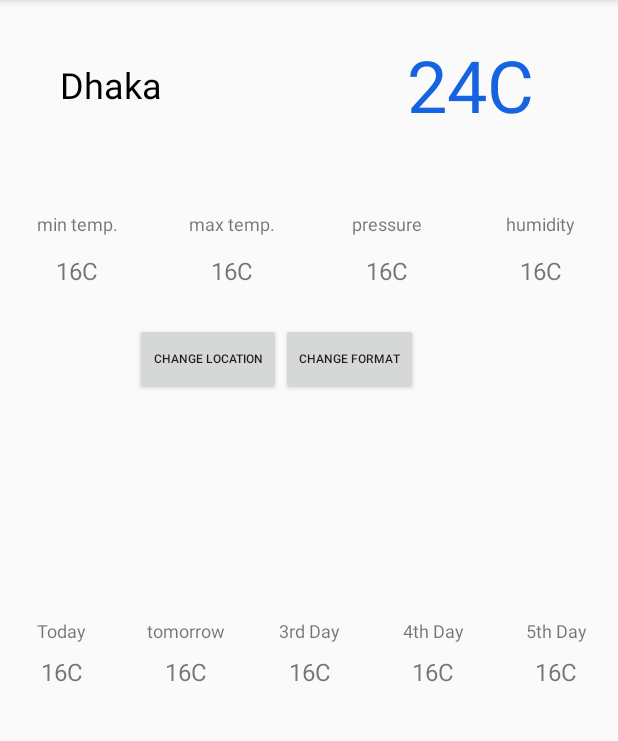
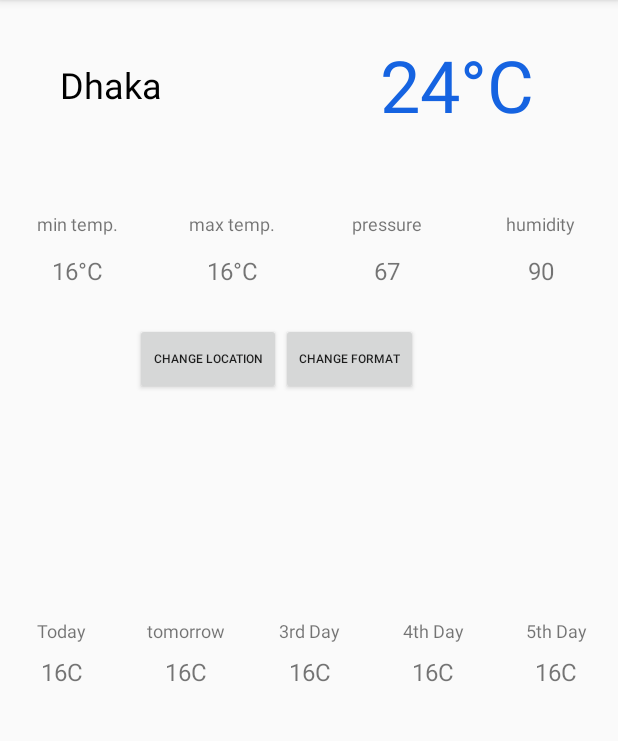
Before and after one commit to Munia1213/WeatherApplicationUsing3rdPartLibrary, an Android app: the screen it shows after launch (MainActivity), on a phone screen of 412 x 824 dp, the part 84-825 px from its top. Run offline under Robolectric (Android 15) with nearby library versions, the phone set to English and light mode, and no system bars.

Commit message:
put degree symbol

```diff
--- a/app/src/main/res/layout/activity_main.xml
+++ b/app/src/main/res/layout/activity_main.xml
@@ -27,7 +27,7 @@
             android:layout_alignParentRight="true"
             android:layout_width="wrap_content"
             android:layout_height="wrap_content"
-            android:text="24C"
+            android:text="24°C"
             android:textSize="48sp"
             android:textColor="#1563e1"
             android:layout_marginTop="24dp"
--- a/app/src/main/res/layout/current_weather_values.xml
+++ b/app/src/main/res/layout/current_weather_values.xml
@@ -26,7 +26,7 @@
             android:layout_below="@+id/tempMinTV"
             android:layout_width="wrap_content"
             android:layout_height="wrap_content"
-            android:text="16C"
+            android:text="16°C"
             android:textSize="16sp"
             android:layout_centerHorizontal="true"
             android:layout_marginLeft="12sp"/>
@@ -56,7 +56,7 @@
             android:layout_below="@+id/maxTempTV"
             android:layout_width="wrap_content"
             android:layout_height="wrap_content"
-            android:text="16C"
+            android:text="16°C"
             android:textSize="16sp"
             android:layout_centerHorizontal="true"
             android:layout_marginLeft="12sp"/>
@@ -84,7 +84,7 @@
             android:layout_below="@+id/pressureTV"
             android:layout_width="wrap_content"
             android:layout_height="wrap_content"
-            android:text="16C"
+            android:text="67"
             android:textSize="16sp"
             android:layout_centerHorizontal="true"
             android:layout_marginLeft="12sp"/>
@@ -112,7 +112,7 @@
             android:layout_below="@+id/humidityTV"
             android:layout_width="wrap_content"
             android:layout_height="wrap_content"
-            android:text="16C"
+            android:text="90"
             android:textSize="16sp"
             android:layout_centerHorizontal="true"
             android:layout_marginLeft="12sp"/>
```
